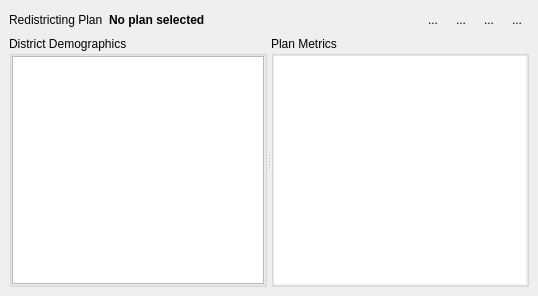
The window that ui/DistrictDataTable.ui (couteau/qgis_redistricting) describes before a commit, drawn with Qt 5.
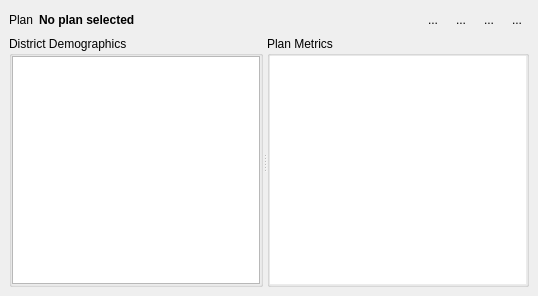
The same window after the commit. Custom widgets are drawn as their Qt base class.

Diff of the .ui file:
```diff
--- a/ui/DistrictDataTable.ui
+++ b/ui/DistrictDataTable.ui
@@ -20,7 +20,7 @@
       <item>
        <widget class="QLabel" name="label">
         <property name="text">
-         <string>Redistricting Plan</string>
+         <string>Plan</string>
         </property>
        </widget>
       </item>
@@ -146,6 +146,12 @@
        <enum>Qt::Horizontal</enum>
       </property>
       <widget class="QGroupBox" name="gbxDistrictDemographics">
+       <property name="sizePolicy">
+        <sizepolicy hsizetype="Expanding" vsizetype="Preferred">
+         <horstretch>1</horstretch>
+         <verstretch>0</verstretch>
+        </sizepolicy>
+       </property>
        <property name="title">
         <string>District Demographics</string>
        </property>
@@ -164,12 +170,6 @@
         </property>
         <item row="0" column="0">
          <widget class="RdsTableView" name="tblDataTable">
-          <property name="sizePolicy">
-           <sizepolicy hsizetype="Expanding" vsizetype="Expanding">
-            <horstretch>1</horstretch>
-            <verstretch>0</verstretch>
-           </sizepolicy>
-          </property>
           <property name="minimumSize">
            <size>
             <width>20</width>
@@ -181,12 +181,6 @@
        </layout>
       </widget>
       <widget class="QGroupBox" name="gbxPlanMetrics">
-       <property name="sizePolicy">
-        <sizepolicy hsizetype="Expanding" vsizetype="Preferred">
-         <horstretch>0</horstretch>
-         <verstretch>0</verstretch>
-        </sizepolicy>
-       </property>
        <property name="title">
         <string>Plan Metrics</string>
        </property>
```
Left out of the diff: 2 changed lines with no effect on the pictures.
